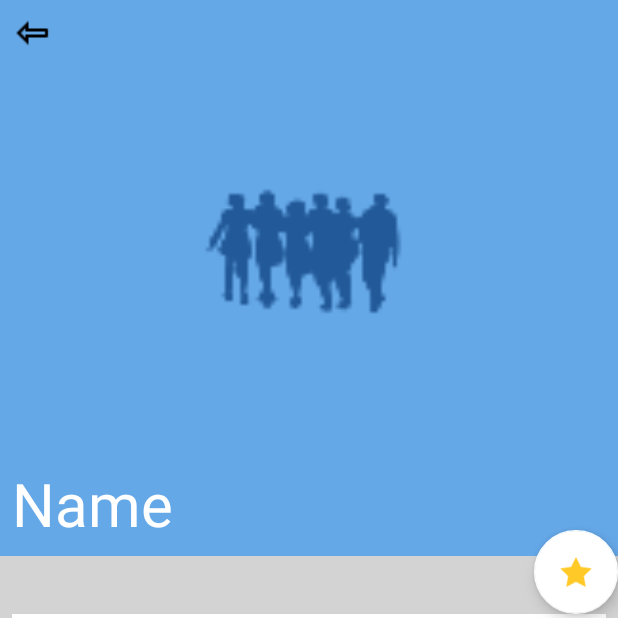
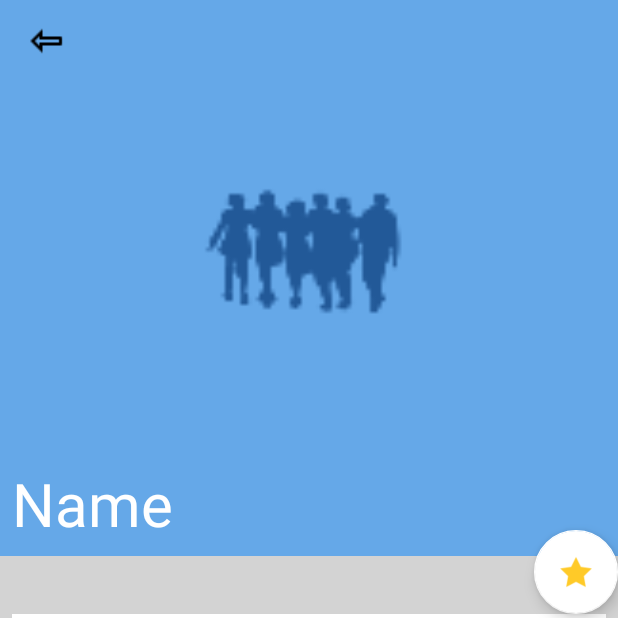
Before and after one commit to clementzentz/Entrevoisins, an Android app: the DetailNeighbourActivity screen opened directly, with no data from a screen before it, on a phone screen of 412 x 824 dp, the top half of it. Run offline under Robolectric (Android 15) with nearby library versions, the phone set to English and light mode, and no system bars; pictures from the network do not load.

Commit message:
imageButton de retour activité détail transparent + margin + elevation

```diff
--- a/app/src/main/res/layout/activity_detail_neighbour.xml
+++ b/app/src/main/res/layout/activity_detail_neighbour.xml
@@ -43,17 +43,16 @@
 
         <ImageButton
             android:id="@+id/return_mainActivity_btn"
-            android:layout_width="wrap_content"
-            android:layout_height="wrap_content"
-            app:layout_constraintLeft_toLeftOf="parent"
-            app:layout_constraintTop_toTopOf="parent"
-            android:src="@drawable/arrow_left"
-            android:background="@android:color/transparent"
+            android:layout_width="42dp"
+            android:layout_height="34dp"
             android:layout_marginTop="10dp"
             android:layout_marginStart="10dp"
+            android:background="@android:color/transparent"
+            android:contentDescription="@string/bouton_de_retour"
             android:elevation="2dp"
-            android:contentDescription="@string/bouton_de_retour">
-        </ImageButton>
+            android:src="@drawable/arrow_left"
+            app:layout_constraintLeft_toLeftOf="parent"
+            app:layout_constraintTop_toTopOf="parent" />
 
         <ImageView
             android:id="@+id/avatar_url_img"
```
